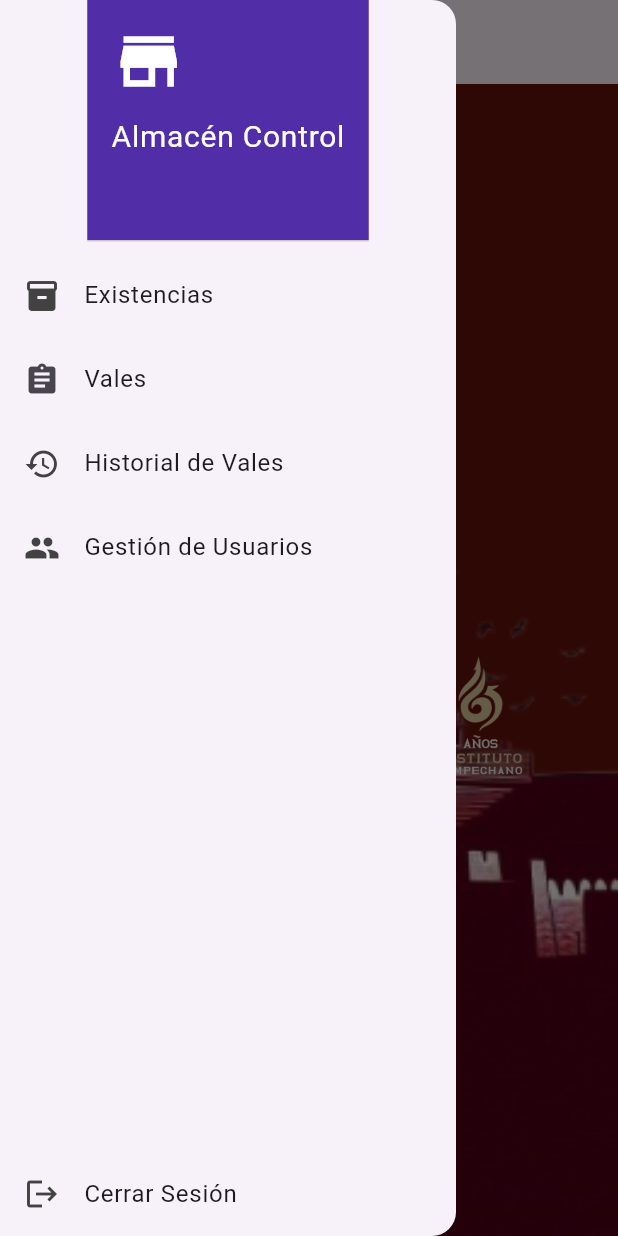
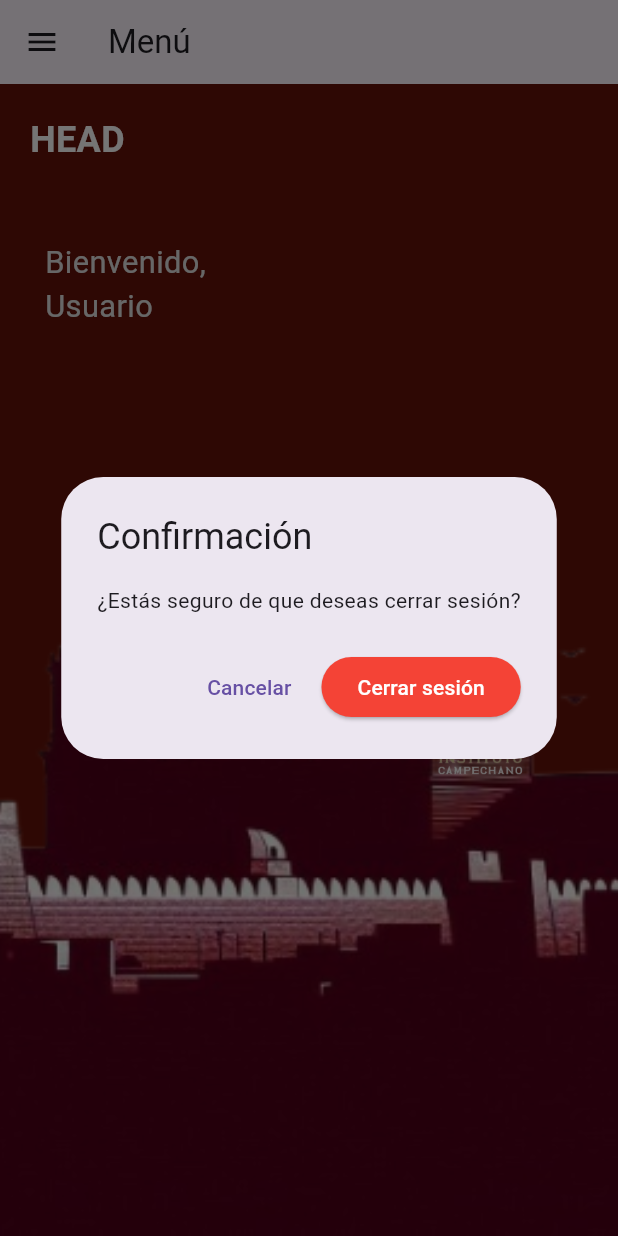
Before and after one commit to JVlazco81/control_almacen_frontend, a Flutter app: the Bienvenida screen opened by its route, in the side drawer, after a tap on "Cerrar Sesión", on a phone screen of 412 x 824 dp. Run offline on Flutter 3.47's test engine with Material 3 defaults, Android fonts, the phone set to English and light mode, and no system bars; our stand-ins replace dropdown_search, shared_preferences; missing offline and left inert: number_inc_dec; accounts and stored records are empty.

Commit message:
arreglando errores

```diff
--- a/lib/core/api.dart
+++ b/lib/core/api.dart
@@ -1,7 +1,7 @@
 import 'package:shared_preferences/shared_preferences.dart';
 
 class ApiConfig {
-  static String _baseUrl = "http://192.168.1.70:80/api"; // tu ip aqui
+  static String _baseUrl = "http://192.168.1.69:80/api"; // tu ip aqui
 
   static Future<String> getBaseUrl() async {
     final prefs = await SharedPreferences.getInstance();
--- a/lib/screens/bienvenida.dart
+++ b/lib/screens/bienvenida.dart
@@ -1,17 +1,39 @@
 import 'package:flutter/material.dart';
 import 'package:provider/provider.dart';
 import '../providers/auth_provider.dart';
+import '../services/auth_service.dart';
 import 'package:control_almacen_frontend/widgets/BaseLayout.dart';
+import 'login.dart';
 
-class Bienvenida extends StatelessWidget {
+class Bienvenida extends StatefulWidget {
   const Bienvenida({super.key});
+
+  @override
+  _BienvenidaState createState() => _BienvenidaState();
+}
+
+class _BienvenidaState extends State<Bienvenida> {
+  @override
+  void initState() {
+    super.initState();
+    _verificarSesion();
+  }
+
+  void _verificarSesion() async {
+    String? token = await AuthService.getToken();
+    if (token == null) {
+      if (mounted) {
+        Navigator.pushReplacement(context, MaterialPageRoute(builder: (context) => Login()));
+      }
+    }
+  }
 
   String obtenerNombreRol(int idRol) {
     switch (idRol) {
       case 1:
+        return "Director";
+      case 2:
         return "Almacenista";
-      case 2:
-        return "Director";
       default:
         return "Usuario";
     }
@@ -19,75 +41,53 @@ class Bienvenida extends StatelessWidget {
 
   @override
   Widget build(BuildContext context) {
-    // Obtenemos las dimensiones de la pantalla para hacer ajustes responsivos
     var screenWidth = MediaQuery.of(context).size.width;
     final authProvider = Provider.of<AuthProvider>(context);
     final user = authProvider.currentUser;
 
     return BaseLayout(
-      // Aquí pasas el contenido de la vista Bienvenida como un widget al Body del BaseLayout
       bodyContent: Column(
         children: [
-          // Body Content (Occupies remaining space)
           Expanded(
             child: Container(
               width: double.infinity,
-              color: const Color.fromARGB(
-                255,
-                100,
-                18,
-                9,
-              ), // Fondo rojo como el diseño
+              color: const Color.fromARGB(255, 100, 18, 9),
               child: Stack(
                 children: [
-                  // Imagen de fondo
                   Positioned.fill(
                     child: Image.asset(
-                      'assets/images/FondoCampeche.png', // Cambia por la ruta de tu imagen
-                      fit:
-                          BoxFit
-                              .cover, // Ajusta la imagen para cubrir todo el espacio
+                      'assets/images/FondoCampeche.png',
+                      fit: BoxFit.cover,
                     ),
                   ),
-
-                  // Sección de texto y logo en la misma fila
                   Padding(
                     padding: const EdgeInsets.all(30.0),
                     child: Row(
                       mainAxisAlignment: MainAxisAlignment.spaceBetween,
                       crossAxisAlignment: CrossAxisAlignment.center,
                       children: [
-                        // Textos de bienvenida
                         Flexible(
                           child: Column(
                             crossAxisAlignment: CrossAxisAlignment.start,
                             children: [
                               Text(
                                 user != null
-                                    ? "Buenos días, ${obtenerNombreRol(user.idRol)} ${user.primerNombre}"
+                                    ? "Bienvenido, ${obtenerNombreRol(user.idRol)} ${user.primerNombre}"
                                     : "Cargando usuario...",
                                 style: TextStyle(
-                                  fontSize:
-                                      screenWidth *
-                                      0.05, // Ajuste dinámico del tamaño de la fuente
+                                  fontSize: screenWidth * 0.05,
                                   color: Colors.grey[300],
                                 ),
                               ),
                             ],
                           ),
                         ),
-
-                        // Logo (Imagen en lugar del cuadro gris)
                         Flexible(
                           child: Image.asset(
-                            'assets/images/InstitutoLogo.png', // Reemplaza con la ruta de tu imagen
-                            width:
-                                screenWidth *
-                                0.3, // Ajuste dinámico del tamaño de la imagen
+                            'assets/images/InstitutoLogo.png',
+                            width: screenWidth * 0.3,
                             height: screenWidth * 0.3,
-                            fit:
-                                BoxFit
-                                    .contain, // Ajusta la imagen dentro del espacio
+                            fit: BoxFit.contain,
                           ),
                         ),
                       ],
--- a/lib/services/auth_service.dart
+++ b/lib/services/auth_service.dart
@@ -27,7 +27,7 @@ class AuthService {
       final prefs = await SharedPreferences.getInstance();
       await prefs.setString("access_token", data["access_token"]);
       await prefs.setString("user_data", jsonEncode(data["user"]));
-      print("🔍 Token guardado en SharedPreferences: ${prefs.getString("auth_token")}");
+      print("🔍 Token guardado en SharedPreferences: ${prefs.getString("access_token")}");
 
       return true;
     }
@@ -37,7 +37,9 @@ class AuthService {
   // Obtener token guardado
   static Future<String?> getToken() async {
     final prefs = await SharedPreferences.getInstance();
-    return prefs.getString("access_token");
+    String? token = prefs.getString("access_token");
+    print("🔹 Token en SharedPreferences: $token"); // Verifica si el token está guardado
+    return token;
   }
 
   // Obtener datos del usuario
--- a/lib/widgets/BaseLayout.dart
+++ b/lib/widgets/BaseLayout.dart
@@ -196,12 +196,14 @@ class _BaseLayoutState extends State<BaseLayout> {
           ),
 
           const Spacer(), // Esto empuja el icono de logout hacia abajo
-          _buildDrawerTile(
-            context,
-            'Cerrar Sesión',
-            Icons.logout,
-            '',
-          ), // Logout
+          ListTile(
+            leading: const Icon(Icons.logout, color: Colors.red),
+            title: const Text('Cerrar Sesión'),
+            onTap: () {
+              Navigator.pop(context); // Cierra el drawer
+              _confirmarLogout(context);
+            },
+          ),// Logout
         ],
       ),
     );
--- a/lib/widgets/entrada/form_productos.dart
+++ b/lib/widgets/entrada/form_productos.dart
@@ -141,7 +141,7 @@ class FormProductos extends StatelessWidget {
               ),
 
               ElevatedButton(
-                onPressed: provider.limpiarCamposProducto,
+                onPressed: () => _mostrarDialogoVaciarFormulario(context, provider),
                 style: ElevatedButton.styleFrom(backgroundColor: Colors.red),
                 child: Text('Vaciar', style: TextStyle(color: Colors.white)),
               ),
@@ -151,4 +151,32 @@ class FormProductos extends StatelessWidget {
       ),
     );
   }
+
+  void _mostrarDialogoVaciarFormulario(BuildContext context, EntradasProvider provider) {
+    showDialog(
+      context: context,
+      builder: (BuildContext context) {
+        return AlertDialog(
+          title: Text("Confirmación"),
+          content: Text("Estás a punto de vaciar el formulario. ¿Deseas continuar?"),
+          actions: [
+            TextButton(
+              onPressed: () {
+                Navigator.of(context).pop(); // Cerrar el diálogo
+              },
+              child: Text("Cancelar"),
+            ),
+            ElevatedButton(
+              onPressed: () {
+                provider.limpiarCamposProducto();
+                Navigator.of(context).pop(); // Cerrar el diálogo después de limpiar
+              },
+              style: ElevatedButton.styleFrom(backgroundColor: Colors.red),
+              child: Text("Vaciar", style: TextStyle(color: Colors.white)),
+            ),
+          ],
+        );
+      },
+    );
+  }
 }
```
Also changed, not shown: lib/screens/entradas_art.dart (+16 -0 lines), lib/screens/existencias_view.dart (+11 -0 lines), lib/screens/gestion_usuarios.dart (+16 -0 lines), lib/screens/salidas_art.dart (+11 -0 lines), lib/widgets/entrada/tabla_espera.dart (+30 -1 lines).
